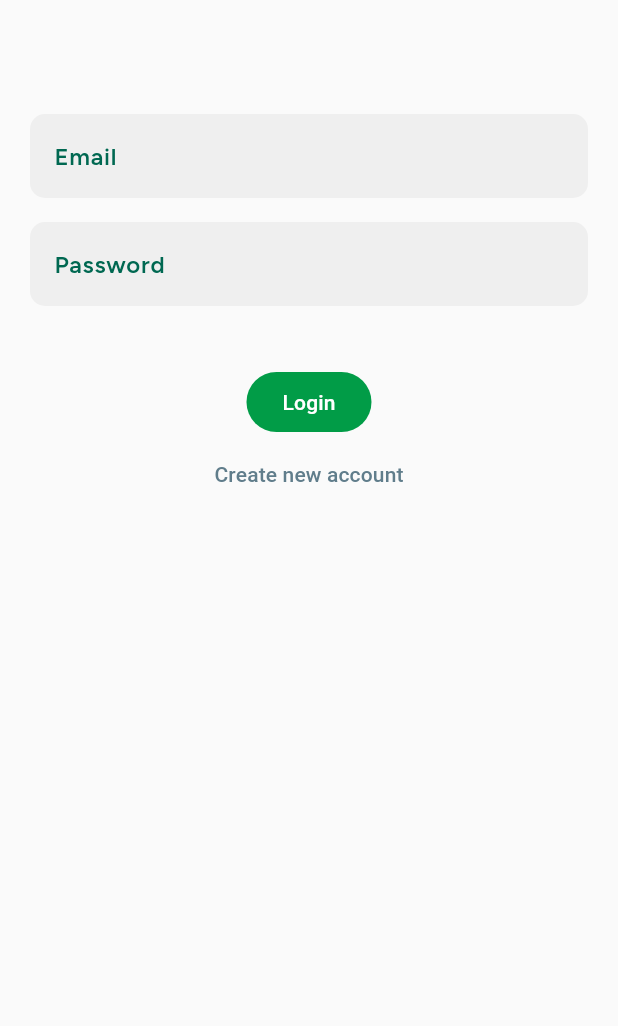
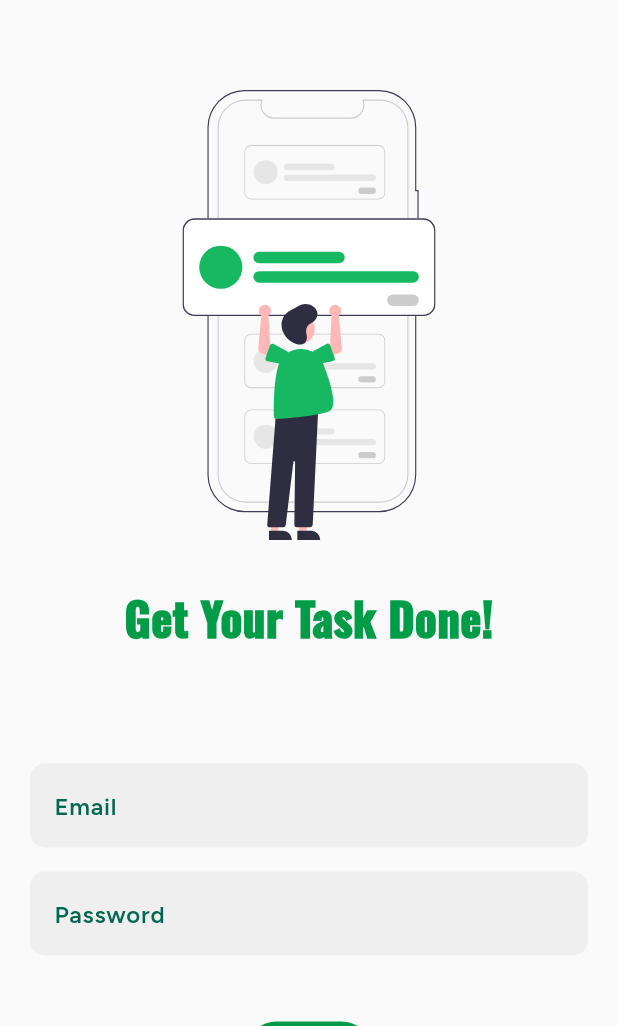
Before and after one commit to MattNandavong/TAP-ConnectMyTask, a Flutter app: the screen it shows after launch, on a phone screen of 412 x 824 dp, the part 210-1236 px from its top. Run offline on Flutter 3.47's test engine with Material 3 defaults, Android fonts, the light colour scheme and no system bars; our stand-ins replace country_picker, easy_localization, firebase_core, firebase_messaging, fluentui_system_icons, flutter_image_compress and 12 more; accounts and stored records are empty.

Commit message:
Style: redesign for a modern look
- change to poppins font
- use FluentIcon
- add vector design for empty state

```diff
--- a/app/lib/main.dart
+++ b/app/lib/main.dart
@@ -151,7 +151,7 @@ class MyApp extends StatelessWidget {
       themeMode: themeNotifier.themeMode,
 
       darkTheme: ThemeData().copyWith(
-        primaryTextTheme: GoogleFonts.figtreeTextTheme(),
+        primaryTextTheme: GoogleFonts.poppinsTextTheme(),
         colorScheme: kDarkColorScheme,
         useMaterial3: true,
 
@@ -220,7 +220,7 @@ class MyApp extends StatelessWidget {
         ),
       ),
       theme: ThemeData().copyWith(
-        primaryTextTheme: GoogleFonts.figtreeTextTheme(),
+        primaryTextTheme: GoogleFonts.poppinsTextTheme(),
         colorScheme: kLightColorScheme,
         appBarTheme: AppBarTheme(
           backgroundColor: kLightColorScheme.surface,
--- a/app/lib/utils/task_service.dart
+++ b/app/lib/utils/task_service.dart
@@ -88,6 +88,7 @@ class TaskService {
     if (response.statusCode == 201) {
       return jsonDecode(response.body);
     } else {
+      print('❌ Status: ${response.statusCode}');
       print('❌ Error Response: ${response.body}');
       throw Exception('Failed to create task');
     }
--- a/app/lib/widget/screen/login.dart
+++ b/app/lib/widget/screen/login.dart
@@ -5,7 +5,8 @@ import 'package:flutter/material.dart';
 import 'package:app/model/user.dart';
 import 'package:app/utils/auth_service.dart';
 import 'package:app/widget/screen/splash_screen.dart';
-
+import 'package:flutter_svg/svg.dart';
+import 'package:google_fonts/google_fonts.dart';
 
 class AuthScreen extends StatefulWidget {
   const AuthScreen({super.key});
@@ -83,7 +84,8 @@ class _AuthScreenState extends State<AuthScreen> {
   Widget build(BuildContext context) {
     return Scaffold(
       // backgroundColor: Colors.white,
-      body: Padding(
+      body: SingleChildScrollView(
+        child: Padding(
           padding: const EdgeInsets.fromLTRB(20, 100, 20, 100),
           child: Column(
             children: [
@@ -91,6 +93,17 @@ class _AuthScreenState extends State<AuthScreen> {
                 "lib/image/connectmytask_logo.png",
                 width: 250,
                 height: 40,
+              ),
+              SizedBox(height: 60),
+              SvgPicture.asset("lib/image/login.svg", height: 300),
+              SizedBox(height: 30),
+              Text(
+                "Get Your Task Done!",
+                style: GoogleFonts.oswald(
+                  fontSize: 30,
+                  fontWeight: FontWeight.w900,
+                  color: Theme.of(context).colorScheme.primary,
+                ),
               ),
               SizedBox(height: 60),
               Form(
@@ -169,6 +182,7 @@ class _AuthScreenState extends State<AuthScreen> {
             ],
           ),
         ),
+      ),
     );
   }
 }
```
Also changed, not shown: app/lib/widget/notification/notification_screen.dart (+13 -1 lines), app/lib/widget/screen/messages.dart (+19 -3 lines), app/lib/widget/screen/mytask_screen.dart (+29 -12 lines), app/lib/image/login.svg (added), app/lib/image/message.svg (added), app/lib/image/mytask.svg (added), app/lib/image/notification.svg (added), app/lib/image/task.svg (added). Lines whose indentation alone changed are shown as unchanged.
